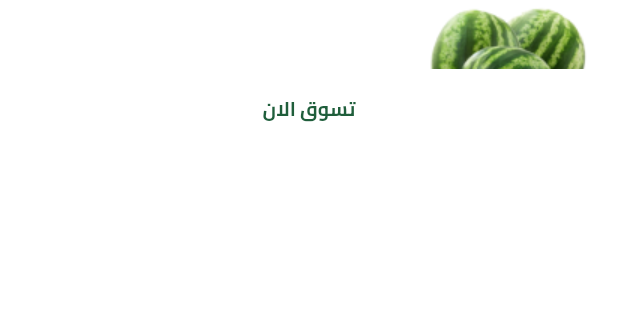
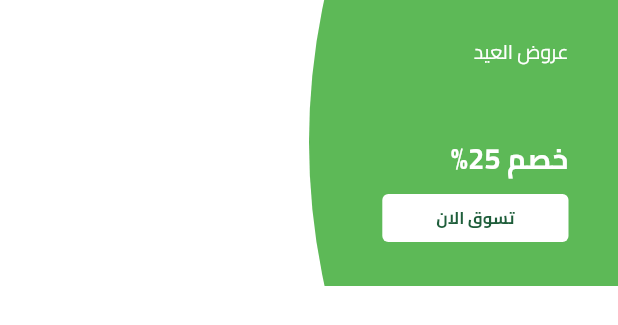
Before and after one commit to tharwatsamy/fruits_hub, a Flutter app: the FeaturedItem widget shown alone on an empty page, opened directly, on a phone screen of 412 x 824 dp. Shown: the top 325 px of the screen. Run offline on Flutter 3.47's test engine with Material 3 defaults, Android fonts, the phone set to English and light mode, and no system bars; our stand-ins replace bloc, cloud_firestore, dartz, dots_indicator, firebase_auth, firebase_core and 7 more; missing offline and left inert: flutter_facebook_auth, svg_flutter; accounts and stored records are empty; network calls fail.

Commit message:
featured item part two

```diff
--- a/lib/core/utils/app_images.dart
+++ b/lib/core/utils/app_images.dart
@@ -17,6 +17,10 @@
   /// Assets for imagesFacebookIcon
   /// assets/images/facebook_icon.svg
   static const String imagesFacebookIcon = "assets/images/facebook_icon.svg";
+
+  /// Assets for imagesFeaturedItemBackground
+  /// assets/images/featured_item_background.svg
+  static const String imagesFeaturedItemBackground = "assets/images/featured_item_background.svg";
 
   /// Assets for imagesFilter
   /// assets/images/filter.svg
--- a/lib/features/home/presentation/views/widgets/featured_item.dart
+++ b/lib/features/home/presentation/views/widgets/featured_item.dart
@@ -1,4 +1,5 @@
 import 'package:flutter/material.dart';
+import 'package:flutter_svg_provider/flutter_svg_provider.dart' as svg;
 import 'package:fruits_hub/core/utils/app_images.dart';
 import 'package:fruits_hub/core/utils/app_text_styles.dart';
 import 'package:fruits_hub/features/home/presentation/views/widgets/featured_item_button.dart';
@@ -9,34 +10,61 @@
 
   @override
   Widget build(BuildContext context) {
+    var itemWidth = MediaQuery.sizeOf(context).width;
     return SizedBox(
-      width: MediaQuery.sizeOf(context).width,
+      width: itemWidth,
+      child: AspectRatio(
+        aspectRatio: 342 / 158,
         child: Stack(
           children: [
             Image.asset(Assets.imagesWatermelonTest),
             Container(
+              width: itemWidth * .5,
+              decoration: const BoxDecoration(
+                image: DecorationImage(
+                  image: svg.Svg(Assets.imagesFeaturedItemBackground),
+                  fit: BoxFit.fill,
+                ),
+              ),
+              child: Padding(
+                padding: const EdgeInsets.only(
+                  right: 33,
+                ),
                 child: Column(
+                  crossAxisAlignment: CrossAxisAlignment.start,
                   children: [
+                    const SizedBox(
+                      height: 25,
+                    ),
                     Text(
                       'عروض العيد',
                       style: TextStyles.regular13.copyWith(
                         color: Colors.white,
                       ),
                     ),
+                    const Spacer(),
                     Text(
                       'خصم 25%',
                       style: TextStyles.bold19.copyWith(
                         color: Colors.white,
                       ),
                     ),
+                    const SizedBox(
+                      height: 11,
+                    ),
                     FeaturedItemButton(
                       onPressed: () {},
-                )
+                    ),
+                    const SizedBox(
+                      height: 29,
+                    ),
                   ],
+                ),
               ),
             )
           ],
         ),
+      ),
     );
   }
 }
--- a/lib/features/home/presentation/views/widgets/featured_item_button.dart
+++ b/lib/features/home/presentation/views/widgets/featured_item_button.dart
@@ -8,22 +8,26 @@
   @override
   Widget build(BuildContext context) {
     return SizedBox(
-      width: double.infinity,
-      height: 54,
+      height: 32,
       child: TextButton(
         style: TextButton.styleFrom(
           shape: RoundedRectangleBorder(
             borderRadius: BorderRadius.circular(
-              16,
+              4,
             ),
           ),
           backgroundColor: Colors.white,
         ),
         onPressed: onPressed,
-        child: Text(
-          'تسوق الان',
-          style: TextStyles.bold13.copyWith(
-            color: AppColors.primaryColor,
+        child: Padding(
+          padding: const EdgeInsets.symmetric(horizontal: 24),
+          child: FittedBox(
+            child: Text(
+              'تسوق الان',
+              style: TextStyles.bold13.copyWith(
+                color: AppColors.primaryColor,
+              ),
+            ),
           ),
         ),
       ),
--- a/pubspec.yaml
+++ b/pubspec.yaml
@@ -41,6 +41,7 @@
   flutter_facebook_auth: ^7.0.0
   flutter_localizations:
     sdk: flutter
+  flutter_svg_provider: ^1.0.7
   get_it: ^7.7.0
   google_sign_in: ^6.2.1
   modal_progress_hud_nsn: ^0.5.1
```
Also changed, not shown: assets/images/featured_item_background.svg (added), pubspec.lock. Lines whose indentation alone changed are shown as unchanged.
